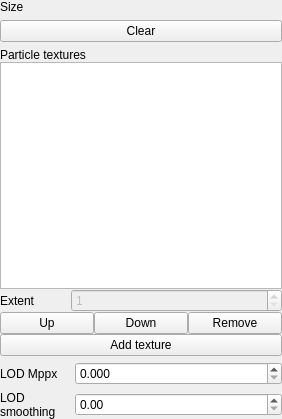
Above: applications/ParticlesEditor/src/PropertiesWidget/ParticleFieldWidget.ui from AluminiumRat/mtt before the change. Below: the same form after it.
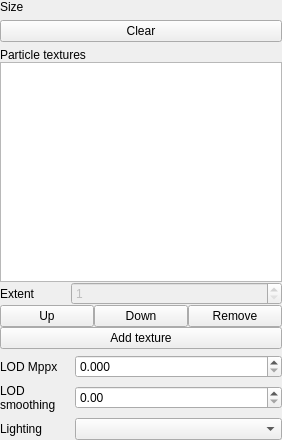
That is the form after the change.

Commit message: Per pixel lighting added to particle field.

Patch:
```diff
--- a/applications/ParticlesEditor/src/PropertiesWidget/ParticleFieldWidget.ui
+++ b/applications/ParticlesEditor/src/PropertiesWidget/ParticleFieldWidget.ui
@@ -7,7 +7,7 @@
     <x>0</x>
     <y>0</y>
     <width>282</width>
-    <height>419</height>
+    <height>440</height>
    </rect>
   </property>
   <property name="windowTitle">
@@ -228,6 +228,36 @@
      </item>
     </layout>
    </item>
+   <item>
+    <layout class="QHBoxLayout" name="lightingTypeLayout">
+     <property name="bottomMargin">
+      <number>0</number>
+     </property>
+     <item>
+      <widget class="QLabel" name="lightingTypeLabel">
+       <property name="sizePolicy">
+        <sizepolicy hsizetype="Preferred" vsizetype="Preferred">
+         <horstretch>1</horstretch>
+         <verstretch>0</verstretch>
+        </sizepolicy>
+       </property>
+       <property name="text">
+        <string>Lighting</string>
+       </property>
+      </widget>
+     </item>
+     <item>
+      <widget class="QComboBox" name="lightingTypeCombo">
+       <property name="sizePolicy">
+        <sizepolicy hsizetype="Preferred" vsizetype="Fixed">
+         <horstretch>3</horstretch>
+         <verstretch>0</verstretch>
+        </sizepolicy>
+       </property>
+      </widget>
+     </item>
+    </layout>
+   </item>
   </layout>
  </widget>
  <resources/>
```
The commit also changes 22 other files.
